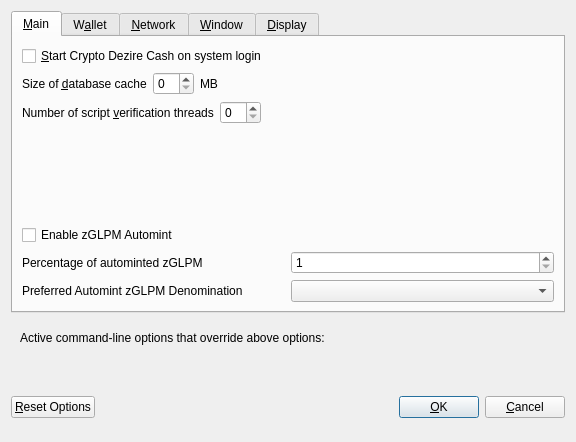
MCLXI/placeholder, file src/qt/forms/optionsdialog.ui: the form before one commit.
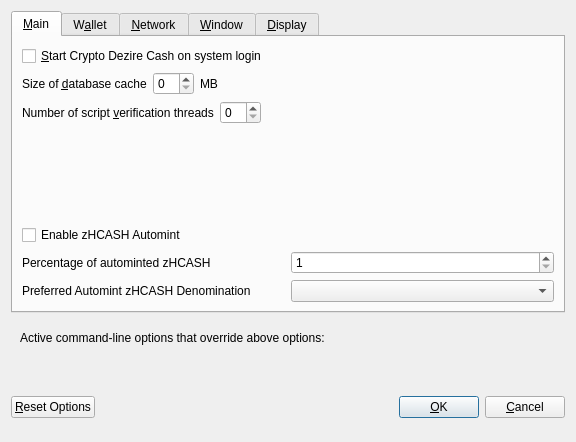
The form after the commit. Custom widgets are drawn as their Qt base class.

Diff of the .ui file:
```diff
--- a/src/qt/forms/optionsdialog.ui
+++ b/src/qt/forms/optionsdialog.ui
@@ -139,7 +139,7 @@
           <enum>Qt::LeftToRight</enum>
          </property>
          <property name="text">
-          <string>Enable zGLPM Automint</string>
+          <string>Enable zHCASH Automint</string>
          </property>
         </widget>
        </item>
@@ -151,7 +151,7 @@
             <string>Percentage of incoming GLPM which get automatically converted to zGLPM via Zerocoin Protocol (min: 10%)</string>
            </property>
            <property name="text">
-            <string>Percentage of autominted zGLPM</string>
+            <string>Percentage of autominted zHCASH</string>
            </property>
           </widget>
          </item>
@@ -184,7 +184,7 @@
             <string>Wait with automatic conversion to Zerocoin until enough GLPM for this denomination is available</string>
            </property>
            <property name="text">
-            <string>Preferred Automint zGLPM Denomination</string>
+            <string>Preferred Automint zHCASH Denomination</string>
            </property>
           </widget>
          </item>
```
Left out of the diff: 10 changed lines with no effect on the pictures.
